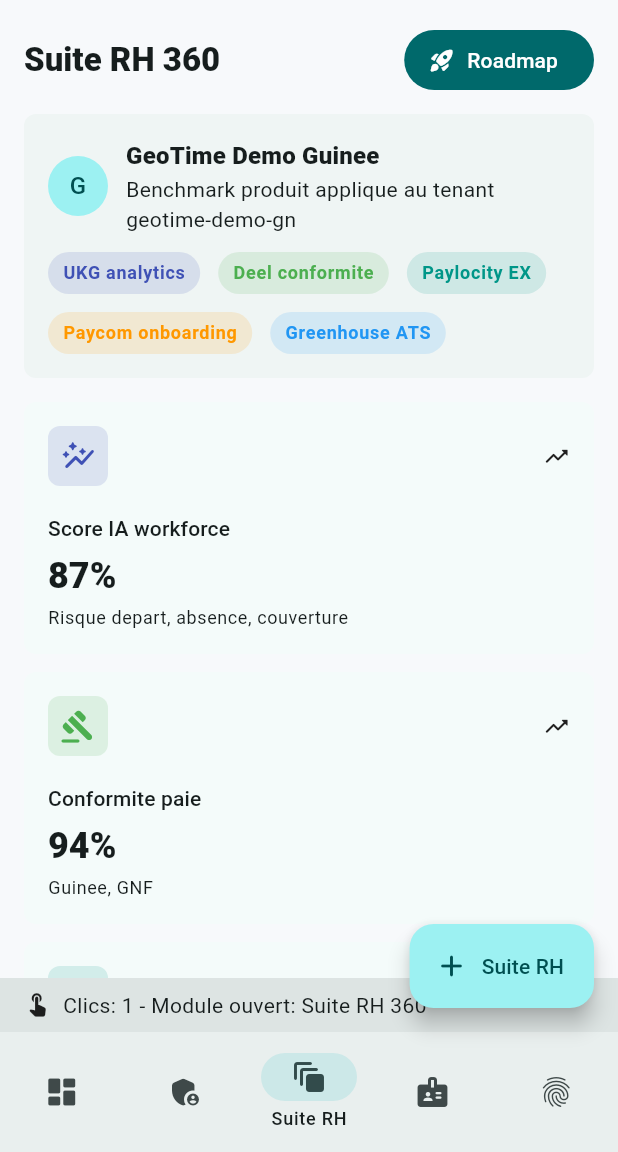
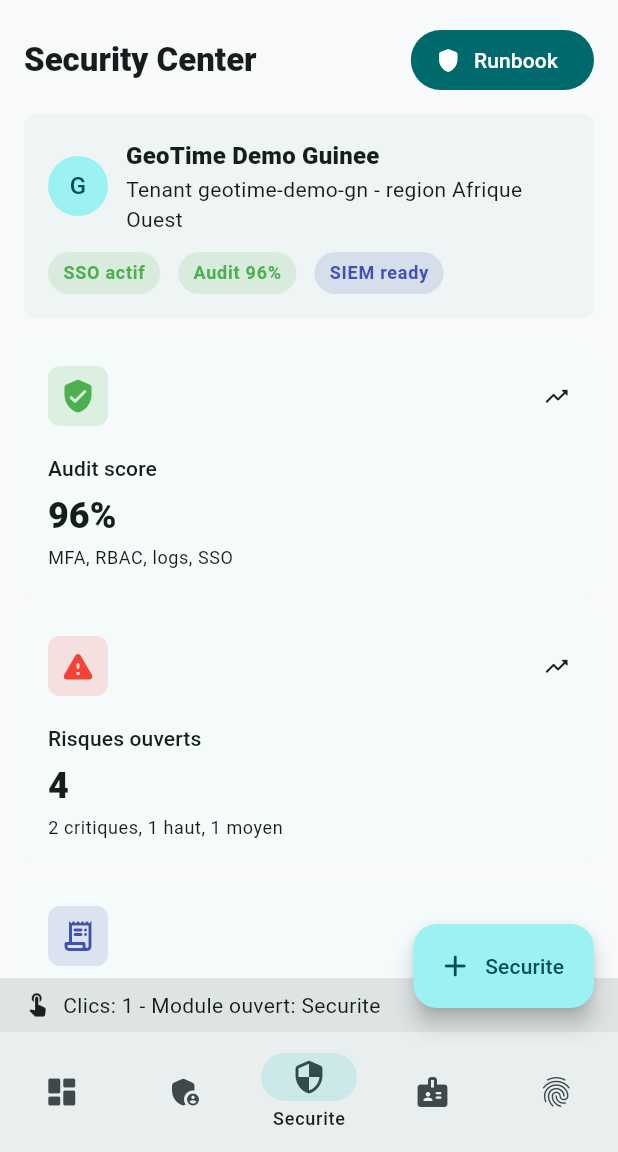
Before and after one commit to gaouchio92-droid/GeoTimeRH360, a Flutter app: the screen it shows after launch, item 3 of the bottom bar chosen, on a phone screen of 412 x 824 dp, the part 84-1236 px from its top. Run offline on Flutter 3.47's test engine with Material 3 defaults, Android fonts, the phone set to English and light mode, and no system bars.

Commit message:
Add security center module

```diff
--- a/lib/app.dart
+++ b/lib/app.dart
@@ -10,6 +10,7 @@
 import 'features/payroll/payroll_screen.dart';
 import 'features/employees/employees_screen.dart';
 import 'features/recruiting/recruiting_screen.dart';
+import 'features/security/security_center_screen.dart';
 import 'features/settings/settings_screen.dart';
 import 'features/performance/performance_screen.dart';
 import 'features/sites/sites_screen.dart';
@@ -39,6 +40,7 @@
   int _activeTenantIndex = 0;
   String _statusMessage = 'Plateforme prete';
   int _clickCount = 0;
+  static const _bottomIndexes = [0, 1, 2, 4, 5];
 
   @override
   Widget build(BuildContext context) {
@@ -47,6 +49,7 @@
     final destinations = [
       _Destination(strings.t('dashboard'), Icons.dashboard_rounded),
       _Destination(strings.t('admin'), Icons.admin_panel_settings_rounded),
+      _Destination(strings.t('security'), Icons.security_rounded),
       _Destination(strings.t('suite'), Icons.auto_awesome_motion_rounded),
       _Destination(strings.t('products'), Icons.badge_rounded),
       _Destination(strings.t('stock'), Icons.fingerprint_rounded),
@@ -62,6 +65,7 @@
     final pages = [
       DashboardScreen(activeTenant: activeTenant),
       AdminDashboardScreen(activeTenant: activeTenant),
+      SecurityCenterScreen(activeTenant: activeTenant),
       HrSuiteScreen(activeTenant: activeTenant),
       EmployeesScreen(activeTenant: activeTenant),
       const AttendanceScreen(),
@@ -152,12 +156,14 @@
           ),
         ],
       ),
-      bottomNavigationBar: wide || _index > 4
+      bottomNavigationBar: wide || !_bottomIndexes.contains(_index)
           ? null
           : NavigationBar(
-              selectedIndex: _index,
-              onDestinationSelected: (value) => _selectPage(value),
-              destinations: destinations.take(5).map((item) {
+              selectedIndex: _bottomIndexes.indexOf(_index),
+              onDestinationSelected: (value) =>
+                  _selectPage(_bottomIndexes[value]),
+              destinations: _bottomIndexes.map((index) {
+                final item = destinations[index];
                 return NavigationDestination(
                     icon: Icon(item.icon), label: item.label);
               }).toList(),
@@ -176,12 +182,13 @@
     final strings = AppStrings.of(context);
     return switch (_index) {
       1 => 'Admin',
-      2 => 'Suite RH',
-      3 => strings.t('products'),
-      4 => 'Pointer',
-      5 => 'Recruter',
-      6 => 'Paie',
-      7 => 'Site',
+      2 => 'Securite',
+      3 => 'Suite RH',
+      4 => strings.t('products'),
+      5 => 'Pointer',
+      6 => 'Recruter',
+      7 => 'Paie',
+      8 => 'Site',
       _ => 'Action',
     };
   }
@@ -326,17 +333,18 @@
     return switch (value) {
       0 => 'Tableau',
       1 => 'Admin',
-      2 => 'Suite RH 360',
-      3 => 'Employes',
-      4 => 'Pointage',
-      5 => 'Recrutement',
-      6 => 'Paie',
-      7 => 'Sites',
-      8 => 'Missions',
-      9 => 'Performance',
-      10 => 'IA RH',
-      11 => 'Tenants',
-      12 => 'Reglages',
+      2 => 'Securite',
+      3 => 'Suite RH 360',
+      4 => 'Employes',
+      5 => 'Pointage',
+      6 => 'Recrutement',
+      7 => 'Paie',
+      8 => 'Sites',
+      9 => 'Missions',
+      10 => 'Performance',
+      11 => 'IA RH',
+      12 => 'Tenants',
+      13 => 'Reglages',
       _ => 'Inconnu',
     };
   }
@@ -391,6 +399,15 @@
           ],
         ),
       2 => const _QuickActionConfig(
+          title: 'Controle securite',
+          icon: Icons.security_rounded,
+          fields: [
+            _QuickActionField('Controle / risque', Icons.shield_rounded),
+            _QuickActionField('Proprietaire', Icons.assignment_ind_rounded),
+            _QuickActionField('Mesure corrective', Icons.fact_check_rounded),
+          ],
+        ),
+      3 => const _QuickActionConfig(
           title: 'Priorite produit',
           icon: Icons.auto_awesome_motion_rounded,
           fields: [
@@ -400,7 +417,7 @@
             _QuickActionField('KPI attendu', Icons.query_stats_rounded),
           ],
         ),
-      3 => const _QuickActionConfig(
+      4 => const _QuickActionConfig(
           title: 'Nouvel employe',
           icon: Icons.person_add_rounded,
           fields: [
@@ -410,7 +427,7 @@
                 keyboardType: TextInputType.number),
           ],
         ),
-      4 => const _QuickActionConfig(
+      5 => const _QuickActionConfig(
           title: 'Pointage manuel',
           icon: Icons.fingerprint_rounded,
           fields: [
@@ -419,7 +436,7 @@
             _QuickActionField('Motif', Icons.notes_rounded),
           ],
         ),
-      5 => const _QuickActionConfig(
+      6 => const _QuickActionConfig(
           title: 'Nouvelle offre',
           icon: Icons.work_rounded,
           fields: [
@@ -429,7 +446,7 @@
                 keyboardType: TextInputType.number),
           ],
         ),
-      6 => const _QuickActionConfig(
+      7 => const _QuickActionConfig(
           title: 'Validation paie',
           icon: Icons.payments_rounded,
           fields: [
@@ -439,7 +456,7 @@
                 keyboardType: TextInputType.number),
           ],
         ),
-      7 => const _QuickActionConfig(
+      8 => const _QuickActionConfig(
           title: 'Nouveau site',
           icon: Icons.business_rounded,
           fields: [
@@ -448,7 +465,7 @@
             _QuickActionField('Rayon geofence', Icons.radar_rounded),
           ],
         ),
-      8 => const _QuickActionConfig(
+      9 => const _QuickActionConfig(
           title: 'Nouvelle mission',
           icon: Icons.route_rounded,
           fields: [
@@ -458,7 +475,7 @@
                 keyboardType: TextInputType.number),
           ],
         ),
-      9 => const _QuickActionConfig(
+      10 => const _QuickActionConfig(
           title: 'Objectif KPI',
           icon: Icons.flag_rounded,
           fields: [
@@ -467,14 +484,14 @@
             _QuickActionField('Poids KPI', Icons.percent_rounded),
           ],
         ),
-      10 => const _QuickActionConfig(
+      11 => const _QuickActionConfig(
           title: 'Question IA',
           icon: Icons.auto_awesome_rounded,
           fields: [
             _QuickActionField('Question RH', Icons.chat_rounded),
           ],
         ),
-      11 => const _QuickActionConfig(
+      12 => const _QuickActionConfig(
           title: 'Nouveau tenant',
           icon: Icons.add_business_rounded,
           fields: [
--- a/lib/core/localization/app_strings.dart
+++ b/lib/core/localization/app_strings.dart
@@ -20,6 +20,7 @@
     'fr': {
       'dashboard': 'Tableau',
       'admin': 'Admin',
+      'security': 'Securite',
       'suite': 'Suite RH',
       'products': 'Employes RH',
       'recruiting': 'Recrutement',
@@ -45,6 +46,7 @@
     'en': {
       'dashboard': 'Dashboard',
       'admin': 'Admin',
+      'security': 'Security',
       'suite': 'HR Suite',
       'products': 'Employees',
       'recruiting': 'Recruiting',
@@ -70,6 +72,7 @@
     'ar': {
       'dashboard': 'Dashboard',
       'admin': 'Admin',
+      'security': 'Security',
       'suite': 'HR Suite',
       'products': 'Employees',
       'recruiting': 'Recruiting',
@@ -95,6 +98,7 @@
     'es': {
       'dashboard': 'Panel',
       'admin': 'Admin',
+      'security': 'Seguridad',
       'suite': 'Suite RRHH',
       'products': 'Empleados',
       'recruiting': 'Reclutamiento',
--- a/lib/data/demo_data.dart
+++ b/lib/data/demo_data.dart
@@ -353,6 +353,74 @@
   final String time;
   final String mode;
   final String status;
+  final Color color;
+}
+
+class SecurityControl {
+  const SecurityControl({
+    required this.title,
+    required this.scope,
+    required this.status,
+    required this.coverage,
+    required this.owner,
+    required this.color,
+  });
+
+  final String title;
+  final String scope;
+  final String status;
+  final double coverage;
+  final String owner;
+  final Color color;
+}
+
+class SecurityRisk {
+  const SecurityRisk({
+    required this.title,
+    required this.impact,
+    required this.likelihood,
+    required this.mitigation,
+    required this.severity,
+    required this.color,
+  });
+
+  final String title;
+  final String impact;
+  final String likelihood;
+  final String mitigation;
+  final String severity;
+  final Color color;
+}
+
+class SecurityOwner {
+  const SecurityOwner({
+    required this.domain,
+    required this.owner,
+    required this.responsibility,
+    required this.backup,
+    required this.color,
+  });
+
+  final String domain;
+  final String owner;
+  final String responsibility;
+  final String backup;
+  final Color color;
+}
+
+class SecurityEvent {
+  const SecurityEvent({
+    required this.title,
+    required this.actor,
+    required this.when,
+    required this.decision,
+    required this.color,
+  });
+
+  final String title;
+  final String actor;
+  final String when;
+  final String decision;
   final Color color;
 }
 
@@ -744,6 +812,138 @@
       mode: 'Presentiel',
       status: 'Documents requis',
       color: Colors.indigo,
+    ),
+  ];
+
+  static const securityControls = [
+    SecurityControl(
+      title: 'MFA obligatoire',
+      scope: 'Admins, RH, Finance',
+      status: 'Actif',
+      coverage: 0.96,
+      owner: 'Security Officer',
+      color: Colors.green,
+    ),
+    SecurityControl(
+      title: 'RBAC par tenant',
+      scope: 'Modules RH, paie, ATS',
+      status: 'Actif',
+      coverage: 0.91,
+      owner: 'Platform Admin',
+      color: Colors.indigo,
+    ),
+    SecurityControl(
+      title: 'RLS PostgreSQL',
+      scope: 'employees, payroll, attendance',
+      status: 'A renforcer',
+      coverage: 0.74,
+      owner: 'Backend Lead',
+      color: Colors.orange,
+    ),
+    SecurityControl(
+      title: 'Audit logs SIEM',
+      scope: 'Exports, login, paie, documents',
+      status: 'Connecte',
+      coverage: 0.88,
+      owner: 'SOC Client',
+      color: Colors.blue,
+    ),
+  ];
+
+  static const securityRisks = [
+    SecurityRisk(
+      title: 'Export paie non autorise',
+      impact: 'Fuite donnees salariales',
+      likelihood: 'Moyenne',
+      mitigation: 'RBAC finance + approbation RH + journal SIEM',
+      severity: 'Critique',
+      color: Colors.red,
+    ),
+    SecurityRisk(
+      title: 'Pointage appareil compromis',
+      impact: 'Fraude presence',
+      likelihood: 'Elevee',
+      mitigation: 'Root/Jailbreak, liveness, device trust, geofence',
+      severity: 'Haut',
+      color: Colors.orange,
+    ),
+    SecurityRisk(
+      title: 'Erreur isolation tenant',
+      impact: 'Acces croise client',
+      likelihood: 'Faible',
+      mitigation: 'tenant_id obligatoire, RLS, tests contractuels API',
+      severity: 'Critique',
+      color: Colors.red,
+    ),
+    SecurityRisk(
+      title: 'Secret integration expire',
+      impact: 'Rupture sync ERP',
+      likelihood: 'Moyenne',
+      mitigation: 'Rotation secrets et alertes 15 jours avant expiration',
+      severity: 'Moyen',
+      color: Colors.indigo,
+    ),
+  ];
+
+  static const securityOwners = [
+    SecurityOwner(
+      domain: 'Identite et acces',
+      owner: 'Admin Plateforme',
+      responsibility: 'MFA, SSO, RBAC, sessions',
+      backup: 'Responsable RH',
+      color: Colors.indigo,
+    ),
+    SecurityOwner(
+      domain: 'Donnees RH sensibles',
+      owner: 'DPO / Juridique',
+      responsibility: 'RGPD, consentement, retention documents',
+      backup: 'DRH',
+      color: Colors.green,
+    ),
+    SecurityOwner(
+      domain: 'Infrastructure',
+      owner: 'DevOps Lead',
+      responsibility: 'PostgreSQL, Docker, sauvegardes, TLS',
+      backup: 'Backend Lead',
+      color: Colors.orange,
+    ),
+    SecurityOwner(
+      domain: 'Detection incidents',
+      owner: 'SOC Client',
+      responsibility: 'SIEM, alertes, investigation, evidences',
+      backup: 'Security Officer',
+      color: Colors.blue,
+    ),
+  ];
+
+  static const securityEvents = [
+    SecurityEvent(
+      title: 'Connexion admin MFA validee',
+      actor: 'admin@geotime.gn',
+      when: 'Il y a 8 min',
+      decision: 'Autorise',
+      color: Colors.green,
+    ),
+    SecurityEvent(
+      title: 'Export bulletins bloque',
+      actor: 'manager.agence@client.gn',
+      when: 'Il y a 22 min',
+      decision: 'Refuse RBAC',
+      color: Colors.red,
+    ),
+    SecurityEvent(
+      title: 'Rotation cle API Odoo',
+      actor: 'system',
+      when: '02:10',
+      decision: 'Termine',
+      color: Colors.indigo,
+    ),
+    SecurityEvent(
+      title: 'Pointage fake GPS signale',
+      actor: 'GT-EMP-0002',
+      when: '08:58',
+      decision: 'A verifier',
+      color: Colors.orange,
     ),
   ];
 
--- /dev/null
+++ b/lib/features/security/security_center_screen.dart
@@ -0,0 +1,366 @@
+import 'package:flutter/material.dart';
+
+import '../../data/demo_data.dart';
+import '../shared_widgets.dart';
+
+class SecurityCenterScreen extends StatelessWidget {
+  const SecurityCenterScreen({super.key, required this.activeTenant});
+
+  final TenantAccount activeTenant;
+
+  @override
+  Widget build(BuildContext context) {
+    final scheme = Theme.of(context).colorScheme;
+    return ListView(
+      padding: const EdgeInsets.all(16),
+      children: [
+        SectionHeader(
+          title: 'Security Center',
+          action: FilledButton.icon(
+            onPressed: () => _showIncidentRunbook(context),
+            icon: const Icon(Icons.shield_rounded),
+            label: const Text('Runbook'),
+          ),
+        ),
+        Card(
+          child: Padding(
+            padding: const EdgeInsets.all(16),
+            child: Wrap(
+              spacing: 12,
+              runSpacing: 12,
+              crossAxisAlignment: WrapCrossAlignment.center,
+              children: [
+                SizedBox(
+                  width: _contextWidth(context),
+                  child: Row(
+                    children: [
+                      CircleAvatar(
+                          child: Text(activeTenant.name.substring(0, 1))),
+                      const SizedBox(width: 12),
+                      Expanded(
+                        child: Column(
+                          crossAxisAlignment: CrossAxisAlignment.start,
+                          children: [
+                            Text(
+                              activeTenant.name,
+                              style: Theme.of(context)
+                                  .textTheme
+                                  .titleMedium
+                                  ?.copyWith(fontWeight: FontWeight.w900),
+                            ),
+                            Text(
+                                'Tenant ${activeTenant.slug} - region ${activeTenant.dataRegion}'),
+                          ],
+                        ),
+                      ),
+                    ],
+                  ),
+                ),
+                StatusChip(
+                    label: activeTenant.ssoEnabled ? 'SSO actif' : 'SSO requis',
+                    color:
+                        activeTenant.ssoEnabled ? Colors.green : Colors.orange),
+                StatusChip(
+                    label: 'Audit ${activeTenant.auditScore}%',
+                    color: activeTenant.auditScore >= 90
+                        ? Colors.green
+                        : Colors.orange),
+                const StatusChip(label: 'SIEM ready', color: Colors.indigo),
+              ],
+            ),
+          ),
+        ),
+        const SizedBox(height: 16),
+        Wrap(
+          spacing: 12,
+          runSpacing: 12,
+          children: [
+            SizedBox(
+              width: _metricWidth(context),
+              child: MetricCard(
+                title: 'Audit score',
+                value: '${activeTenant.auditScore}%',
+                subtitle: 'MFA, RBAC, logs, SSO',
+                icon: Icons.verified_user_rounded,
+                color: activeTenant.auditScore >= 90
+                    ? Colors.green
+                    : Colors.orange,
+              ),
+            ),
+            SizedBox(
+              width: _metricWidth(context),
+              child: const MetricCard(
+                title: 'Risques ouverts',
+                value: '4',
+                subtitle: '2 critiques, 1 haut, 1 moyen',
+                icon: Icons.warning_rounded,
+                color: Colors.red,
+              ),
+            ),
+            SizedBox(
+              width: _metricWidth(context),
+              child: const MetricCard(
+                title: 'Evenements audit',
+                value: '1 284',
+                subtitle: 'Dernieres 24 heures',
+                icon: Icons.receipt_long_rounded,
+                color: Colors.indigo,
+              ),
+            ),
+            SizedBox(
+              width: _metricWidth(context),
+              child: MetricCard(
+                title: 'Data isolation',
+                value: 'tenant_id',
+                subtitle: '${activeTenant.employeeCount} dossiers scopes',
+                icon: Icons.dataset_linked_rounded,
+                color: scheme.primary,
+              ),
+            ),
+          ],
+        ),
+        const SizedBox(height: 20),
+        const _ResponsiveSecurityGrid(
+          left: _SecurityControlsPanel(),
+          right: _SecurityRisksPanel(),
+        ),
+        const SizedBox(height: 20),
+        const _ResponsiveSecurityGrid(
+          left: _SecurityOwnershipPanel(),
+          right: _SecurityEventsPanel(),
+        ),
+      ],
+    );
+  }
+
+  double _metricWidth(BuildContext context) {
+    final width = MediaQuery.sizeOf(context).width;
+    if (width >= 1180) return (width - 150) / 4;
+    if (width >= 760) return (width - 92) / 2;
+    return width - 32;
+  }
+
+  double _contextWidth(BuildContext context) {
+    final width = MediaQuery.sizeOf(context).width;
+    if (width >= 980) return 440;
+    return width - 64;
+  }
+
+  void _showIncidentRunbook(BuildContext context) {
+    showModalBottomSheet<void>(
+      context: context,
+      showDragHandle: true,
+      builder: (context) {
+        return const Padding(
+          padding: EdgeInsets.fromLTRB(16, 0, 16, 16),
+          child: Column(
+            mainAxisSize: MainAxisSize.min,
+            children: [
+              ListTile(
+                leading: Icon(Icons.block_rounded),
+                title: Text('1. Contenir'),
+                subtitle:
+                    Text('Desactiver session, token API ou export compromis.'),
+              ),
+              ListTile(
+                leading: Icon(Icons.manage_search_rounded),
+                title: Text('2. Investiguer'),
+                subtitle: Text(
+                    'Consulter audit logs, tenant_id, IP, appareil et action.'),
+              ),
+              ListTile(
+                leading: Icon(Icons.fact_check_rounded),
+                title: Text('3. Corriger'),
+                subtitle:
+                    Text('Mettre a jour RBAC, RLS, MFA, secret ou workflow.'),
+              ),
+            ],
+          ),
+        );
+      },
+    );
+  }
+}
+
+class _ResponsiveSecurityGrid extends StatelessWidget {
+  const _ResponsiveSecurityGrid({required this.left, required this.right});
+
+  final Widget left;
+  final Widget right;
+
+  @override
+  Widget build(BuildContext context) {
+    final wide = MediaQuery.sizeOf(context).width >= 920;
+    if (!wide) {
+      return Column(
+        children: [
+          left,
+          const SizedBox(height: 16),
+          right,
+        ],
+      );
+    }
+    return Row(
+      crossAxisAlignment: CrossAxisAlignment.start,
+      children: [
+        Expanded(child: left),
+        const SizedBox(width: 16),
+        Expanded(child: right),
+      ],
+    );
+  }
+}
+
+class _SecurityControlsPanel extends StatelessWidget {
+  const _SecurityControlsPanel();
+
+  @override
+  Widget build(BuildContext context) {
+    return Column(
+      crossAxisAlignment: CrossAxisAlignment.stretch,
+      children: [
+        const SectionHeader(title: 'Controles securite'),
+        Card(
+          child: Padding(
+            padding: const EdgeInsets.all(16),
+            child: Column(
+              children: [
+                for (final control in DemoData.securityControls)
+                  Padding(
+                    padding: const EdgeInsets.only(bottom: 14),
+                    child: _SecurityControlTile(control: control),
+                  ),
+              ],
+            ),
+          ),
+        ),
+      ],
+    );
+  }
+}
+
+class _SecurityRisksPanel extends StatelessWidget {
+  const _SecurityRisksPanel();
+
+  @override
+  Widget build(BuildContext context) {
+    return Column(
+      crossAxisAlignment: CrossAxisAlignment.stretch,
+      children: [
+        const SectionHeader(title: 'Threat model RH'),
+        for (final risk in DemoData.securityRisks)
+          Padding(
+            padding: const EdgeInsets.only(bottom: 12),
+            child: Card(
+              child: ListTile(
+                leading: Icon(Icons.warning_rounded, color: risk.color),
+                title: Text(risk.title),
+                subtitle:
+                    Text('${risk.impact}\nMitigation: ${risk.mitigation}'),
+                isThreeLine: true,
+                trailing: StatusChip(label: risk.severity, color: risk.color),
+              ),
+            ),
+          ),
+      ],
+    );
+  }
+}
+
+class _SecurityOwnershipPanel extends StatelessWidget {
+  const _SecurityOwnershipPanel();
+
+  @override
+  Widget build(BuildContext context) {
+    return Column(
+      crossAxisAlignment: CrossAxisAlignment.stretch,
+      children: [
+        const SectionHeader(title: 'Ownership map'),
+        Card(
+          child: Column(
+            children: [
+              for (final owner in DemoData.securityOwners)
+                ListTile(
+                  leading:
+                      Icon(Icons.assignment_ind_rounded, color: owner.color),
+                  title: Text(owner.domain),
+                  subtitle: Text(
+                      '${owner.owner} - ${owner.responsibility}\nBackup: ${owner.backup}'),
+                  isThreeLine: true,
+                  trailing: const Icon(Icons.chevron_right_rounded),
+                ),
+            ],
+          ),
+        ),
+      ],
+    );
+  }
+}
+
+class _SecurityEventsPanel extends StatelessWidget {
+  const _SecurityEventsPanel();
+
+  @override
+  Widget build(BuildContext context) {
+    return Column(
+      crossAxisAlignment: CrossAxisAlignment.stretch,
+      children: [
+        const SectionHeader(title: 'Audit events'),
+        Card(
+          child: Column(
+            children: [
+              for (final event in DemoData.securityEvents)
+                ListTile(
+                  leading: Icon(Icons.history_rounded, color: event.color),
+                  title: Text(event.title),
+                  subtitle: Text('${event.actor} - ${event.when}'),
+                  trailing:
+                      StatusChip(label: event.decision, color: event.color),
+                ),
+            ],
+          ),
+        ),
+      ],
+    );
+  }
+}
+
+class _SecurityControlTile extends StatelessWidget {
+  const _SecurityControlTile({required this.control});
+
+  final SecurityControl control;
+
+  @override
+  Widget build(BuildContext context) {
+    return Column(
+      crossAxisAlignment: CrossAxisAlignment.start,
+      children: [
+        Row(
+          children: [
+            Expanded(
+              child: Column(
+                crossAxisAlignment: CrossAxisAlignment.start,
+                children: [
+                  Text(control.title,
+                      style: const TextStyle(fontWeight: FontWeight.w800)),
+                  Text('${control.scope} - ${control.owner}'),
+                ],
+              ),
+            ),
+            StatusChip(label: control.status, color: control.color),
+          ],
+        ),
+        const SizedBox(height: 8),
+        ClipRRect(
+          borderRadius: BorderRadius.circular(999),
+          child: LinearProgressIndicator(
+            value: control.coverage,
+            minHeight: 10,
+            color: control.color,
+            backgroundColor: control.color.withValues(alpha: 0.12),
+          ),
+        ),
+      ],
+    );
+  }
+}
```
Also changed, not shown: 1 other file.
